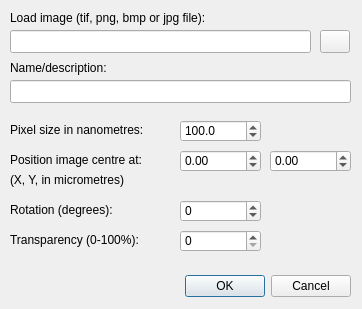
The window that gui/import_image_dlg.ui (SBEMimage/SBEMimage) describes before a commit, drawn with Qt 5.
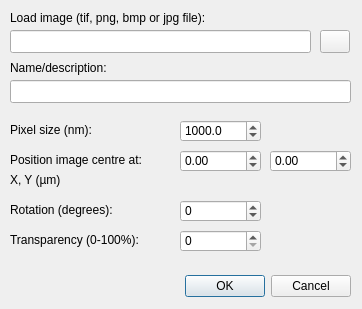
The same window after the commit.

Commit message: Implemented pixel data metadata, many improvements to Array mode, fixed bug in TFS, replaced many old magic error numbers

The edit to the form file:
```diff
--- a/gui/import_image_dlg.ui
+++ b/gui/import_image_dlg.ui
@@ -51,7 +51,7 @@
     <double>10.000000000000000</double>
    </property>
    <property name="value">
-    <double>100.000000000000000</double>
+    <double>1000.000000000000000</double>
    </property>
   </widget>
   <widget class="QLabel" name="label_st_4">
@@ -64,7 +64,7 @@
     </rect>
    </property>
    <property name="text">
-    <string>(X, Y, in micrometres)</string>
+    <string>X, Y (µm)</string>
    </property>
   </widget>
   <widget class="QLineEdit" name="lineEdit_fileName">
@@ -135,7 +135,7 @@
     </rect>
    </property>
    <property name="text">
-    <string>Pixel size in nanometres:</string>
+    <string>Pixel size (nm):</string>
    </property>
   </widget>
   <widget class="QDoubleSpinBox" name="doubleSpinBox_posX">
```
The commit also changes 16 other files.
